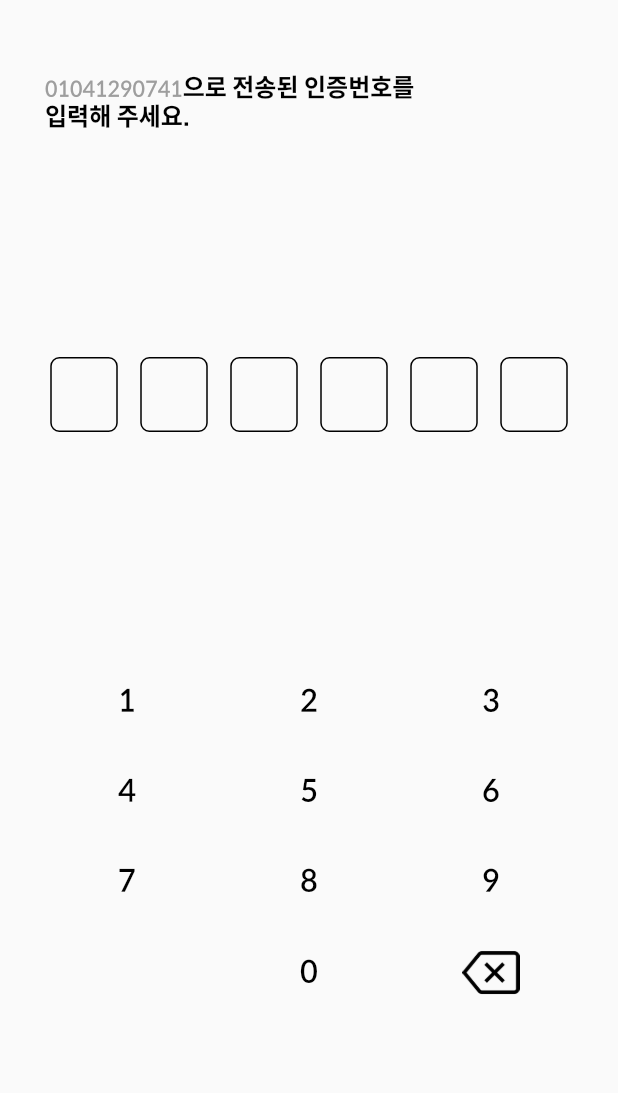
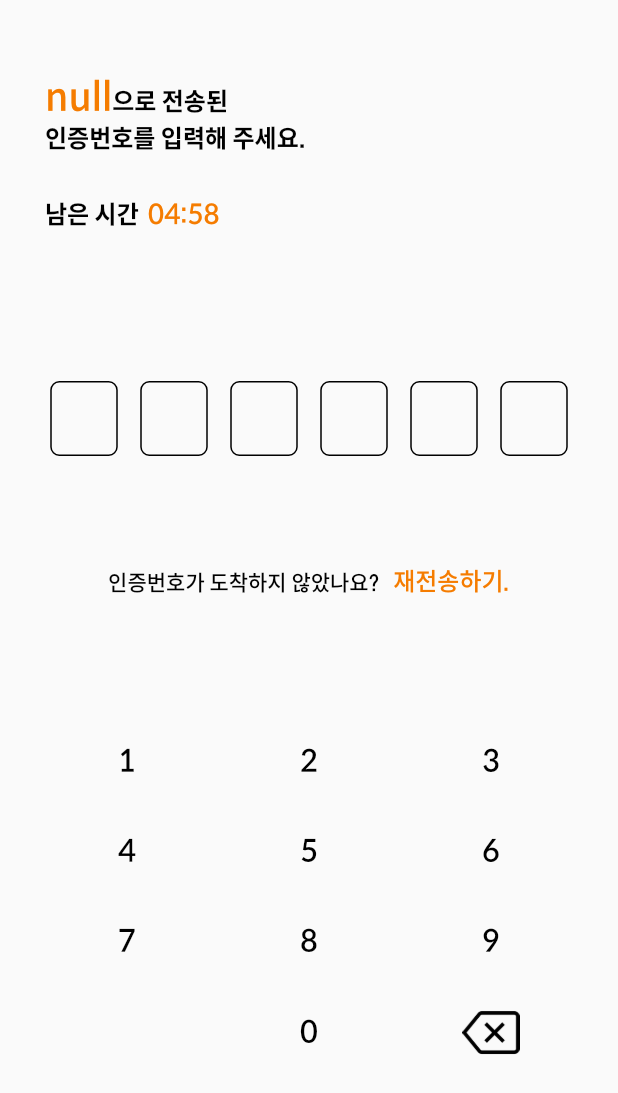
Before and after one commit to jgwng/shoppingapp, a Flutter app: the PhoneVerification screen opened directly, on a phone screen of 412 x 824 dp. Shown: the top 1093 px of the screen. Run offline on Flutter 3.47's test engine with Material 2 defaults, Android fonts, the phone set to English and light mode, and no system bars; our stand-ins replace cloud_firestore, cloud_functions, device_info, firebase_auth, firebase_core, firebase_messaging and 8 more; missing offline and left inert: hexagon, kakao_flutter_sdk, kopo, korean_words, qr_code_scanner; accounts and stored records are empty.

Commit message:
03/18 commit

```diff
--- a/lib/screens/register_page/phone_verification.dart
+++ b/lib/screens/register_page/phone_verification.dart
@@ -2,19 +2,31 @@ import 'package:flutter/widgets.dart';
 import 'package:flutter/material.dart';
 import 'package:shoppingapp/constants/app_themes.dart';
 import 'dart:math' as math;
-
+import 'package:flutter/gestures.dart';
 import 'package:shoppingapp/widgets/keypad.dart';
-
+import 'package:shoppingapp/widgets/count_down_timer.dart';
+import 'package:shoppingapp/service/send_SMS.dart';
 class PhoneVerification extends StatefulWidget{
-  PhoneVerification({Key key, this.phoneNumber}) : super(key: key);
+  PhoneVerification({Key key, this.phoneNumber,this.initOTP}) : super(key: key);
   final String phoneNumber;
+  final int initOTP;
   @override
   _PhoneVerificationState createState() => _PhoneVerificationState();
 }
 
-class _PhoneVerificationState extends State<PhoneVerification>{
-  String testNumber = "123456";
+class _PhoneVerificationState extends State<PhoneVerification> with TickerProviderStateMixin{
+  String otpNumber = "";
   String inputOTP  = '';
+
+  AnimationController animationController;
+  bool hasTimerStopped = false;
+  @override
+  void initState() {
+    super.initState();
+    animationController = AnimationController(vsync: this,duration: Duration(seconds: 300));
+    otpNumber = widget.initOTP.toString();
+  }
+
   @override
   Widget build(BuildContext context) {
     return Scaffold(
@@ -27,15 +39,34 @@ class _PhoneVerificationState extends State<PhoneVerification>{
             Padding(
               padding: EdgeInsets.only(left: 30),
               child:RichText(
-                text: TextSpan(text: '01041290741',style : AppThemes.textTheme.bodyText1.copyWith(
-                    color: Colors.grey,fontSize: 14
+                text: TextSpan(text: '${widget.phoneNumber}',style : AppThemes.textTheme.bodyText1.copyWith(
+                    color: AppThemes.pointColor,fontSize: 25
                 ),children:[
-                  TextSpan(text: '으로 전송된 인증번호를\n입력해 주세요.',style : AppThemes.textTheme.bodyText1.copyWith(fontWeight: FontWeight.w700))
+                  TextSpan(text: '으로 전송된\n인증번호를 입력해 주세요.',style : AppThemes.textTheme.bodyText1.copyWith(fontWeight: FontWeight.w700,height: 1.5))
                 ]),
               ),
             ),
-            SizedBox(height: 150,),
-            Center(
+            SizedBox(height: 20,),
+        Row(
+          mainAxisAlignment: MainAxisAlignment.start,
+          children: [
+            SizedBox(width:30),
+            Text("남은 시간",style : AppThemes.textTheme.bodyText1.copyWith(fontWeight: FontWeight.w700)),
+            CountDownTimer(
+                controller :animationController,
+                whenTimeExpires: () {
+                  setState(() {
+                    print("AAAAAA");
+                    hasTimerStopped = true;
+                  });
+                },
+                secondsRemaining: 300,
+                countDownTimerStyle: AppThemes.textTheme.subtitle1.copyWith(
+                    color: AppThemes.pointColor)
+            )
+          ],),
+          SizedBox(height: 90,),
+          Center(
               child: Container(
                 height: 50,
                 alignment: Alignment.center,
@@ -49,7 +80,32 @@ class _PhoneVerificationState extends State<PhoneVerification>{
                 ),
               ),
             ),
-            SizedBox(height: 150,),
+            SizedBox(height: 75,),
+
+            Center(
+              child: RichText(
+                textAlign: TextAlign.center,
+                text: TextSpan(text: '인증번호가 도착하지 않았나요?   ',style : AppThemes.textTheme.bodyText1.copyWith(
+                    color: Colors.black,fontSize: 14
+                ),children:[
+                  TextSpan(text: '재전송하기.',style : AppThemes.textTheme.bodyText1.copyWith(color: AppThemes.pointColor),recognizer: TapGestureRecognizer()
+                  ..onTap = () {
+                    setState(() {
+
+                      animationController.stop();
+                      animationController.dispose();
+                      animationController = new AnimationController(vsync: this,duration: Duration(seconds: 300));
+                      animationController.reverse(from: 300.0);
+                      int newOTPNumber = makeOTPNumber();
+                      sendSMS("01041290741",newOTPNumber);
+                      otpNumber = newOTPNumber.toString();
+
+                    });
+                  }),
+                ]),
+              ),
+            ),
+            SizedBox(height: 80,),
             KeyPad(onTap: onTap,),
           ],
         ),
@@ -67,8 +123,13 @@ class _PhoneVerificationState extends State<PhoneVerification>{
    setState(() {
     if(inputOTP.length == 6){
       if(inputOTP== testNumber){
+        animationController.stop();
+        animationController.dispose();
         Navigator.pop(context);
       }else{
+        setState(() {
+          inputOTP = "";
+        });
         print("failed");
       }
     }
```
Also changed, not shown: lib/service/send_SMS.dart (added, +70 -0 lines), 3 other files.
